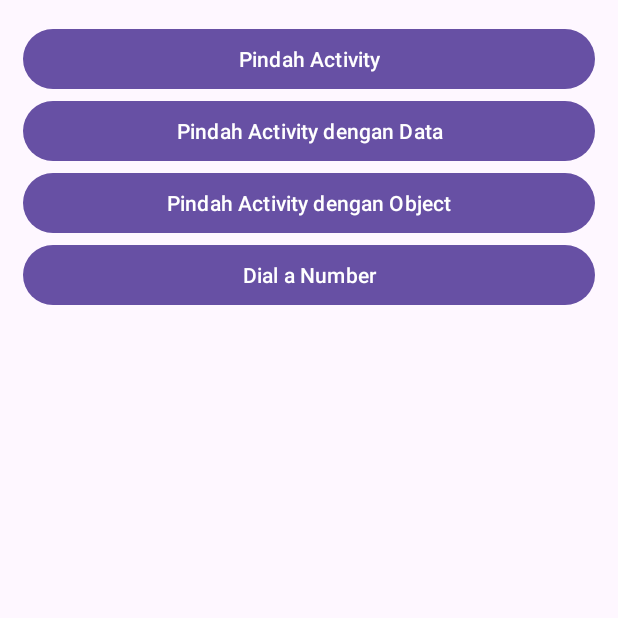
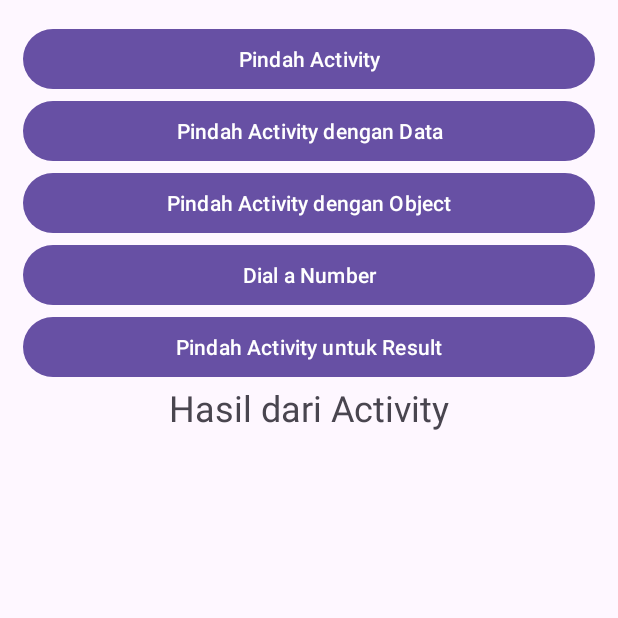
Before and after one commit to e-haikal/Dicoding-AndroidPemula, an Android app: the screen it shows after launch (MainActivity), on a phone screen of 412 x 824 dp, the top half of it. Run offline under Robolectric (Android 15) with nearby library versions, the light colour scheme and no system bars.

Commit message:
feat: add feature getting value back from Intent

```diff
--- a/MyIntentApp/app/src/main/AndroidManifest.xml
+++ b/MyIntentApp/app/src/main/AndroidManifest.xml
@@ -22,6 +22,9 @@
             android:name=".MoveActivity"
             android:exported="false" />
         <activity
+            android:name=".MoveForResultActivity"
+            android:exported="false" />
+        <activity
             android:name=".MainActivity"
             android:exported="true">
             <intent-filter>
--- a/MyIntentApp/app/src/main/java/com/siaptekno/myintentapp/MainActivity.kt
+++ b/MyIntentApp/app/src/main/java/com/siaptekno/myintentapp/MainActivity.kt
@@ -5,12 +5,25 @@ import android.net.Uri
 import android.os.Bundle
 import android.view.View
 import android.widget.Button
+import android.widget.TextView
 import androidx.activity.enableEdgeToEdge
+import androidx.activity.result.contract.ActivityResultContracts
 import androidx.appcompat.app.AppCompatActivity
 import androidx.core.view.ViewCompat
 import androidx.core.view.WindowInsetsCompat
 
 class MainActivity : AppCompatActivity(), View.OnClickListener {
+    private lateinit var tvResult: TextView
+    private val resultLauncher = registerForActivityResult(
+        ActivityResultContracts.StartActivityForResult()
+    ) { result ->
+        if (result.resultCode == MoveForResultActivity.RESULT_CODE && result.data != null) {
+            val selectedValue =
+                result.data?.getIntExtra(MoveForResultActivity.EXTRA_SELECTED_VALUE, 0)
+            tvResult.text = "Hasil : $selectedValue"
+        }
+    }
+
     override fun onCreate(savedInstanceState: Bundle?) {
         super.onCreate(savedInstanceState)
         setContentView(R.layout.activity_main)
@@ -27,6 +40,10 @@ class MainActivity : AppCompatActivity(), View.OnClickListener {
         moveActivityObjectButton.setOnClickListener(this)
         val dialNumberButton = findViewById<Button>(R.id.dialNumberButton)
         dialNumberButton.setOnClickListener(this)
+        val btnMoveForResult = findViewById<Button>(R.id.btn_move_for_result)
+        btnMoveForResult.setOnClickListener(this)
+
+        tvResult = findViewById(R.id.tv_result)
     }
 
     override fun onClick(v: View?) {
@@ -59,6 +76,10 @@ class MainActivity : AppCompatActivity(), View.OnClickListener {
                 val dialPhoneIntent = Intent(Intent.ACTION_DIAL, Uri.parse("tel:$phoneNumber"))
                 startActivity(dialPhoneIntent)
             }
+            R.id.btn_move_for_result -> {
+                val moveForResultActivity = Intent(this@MainActivity, MoveForResultActivity::class.java)
+                resultLauncher.launch(moveForResultActivity)
+            }
         }
     }
 }
--- a/MyIntentApp/app/src/main/res/layout/activity_main.xml
+++ b/MyIntentApp/app/src/main/res/layout/activity_main.xml
@@ -46,7 +46,26 @@
         app:layout_constraintStart_toStartOf="parent"
         app:layout_constraintEnd_toEndOf="parent"/>
 
+    <Button
+        android:id="@+id/btn_move_for_result"
+        android:layout_width="match_parent"
+        android:layout_height="wrap_content"
+        android:layout_marginBottom="16dp"
+        android:text="@string/move_with_result"
+        app:layout_constraintTop_toBottomOf="@id/dialNumberButton"
+        app:layout_constraintStart_toStartOf="parent"
+        app:layout_constraintEnd_toEndOf="parent"/>
 
+    <TextView
+        android:id="@+id/tv_result"
+        android:layout_width="match_parent"
+        android:layout_height="wrap_content"
+        android:gravity="center"
+        android:text="@string/result_from_activity"
+        android:textSize="24sp"
+        app:layout_constraintTop_toBottomOf="@id/btn_move_for_result"
+        app:layout_constraintStart_toStartOf="parent"
+        app:layout_constraintEnd_toEndOf="parent"/>
 
 
 <!--    <TextView-->
```
Also changed, not shown: MyIntentApp/app/src/main/java/com/siaptekno/myintentapp/MoveForResultActivity.kt (added, +46 -0 lines), MyIntentApp/app/src/main/res/layout/activity_move_for_result.xml (added, +50 -0 lines).
